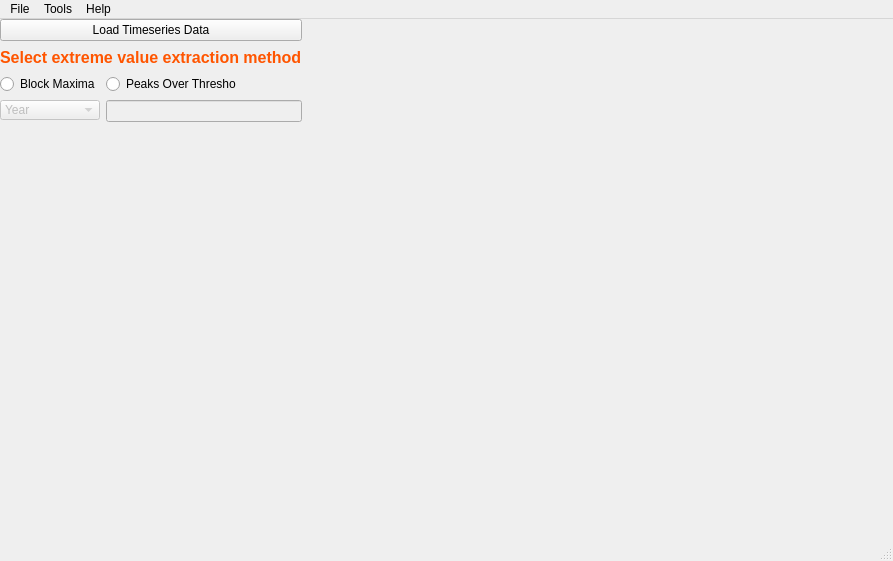
Before: the Qt Designer form QtGUI/draft1.ui in georgebv/PyEVA, drawn with Qt 5.
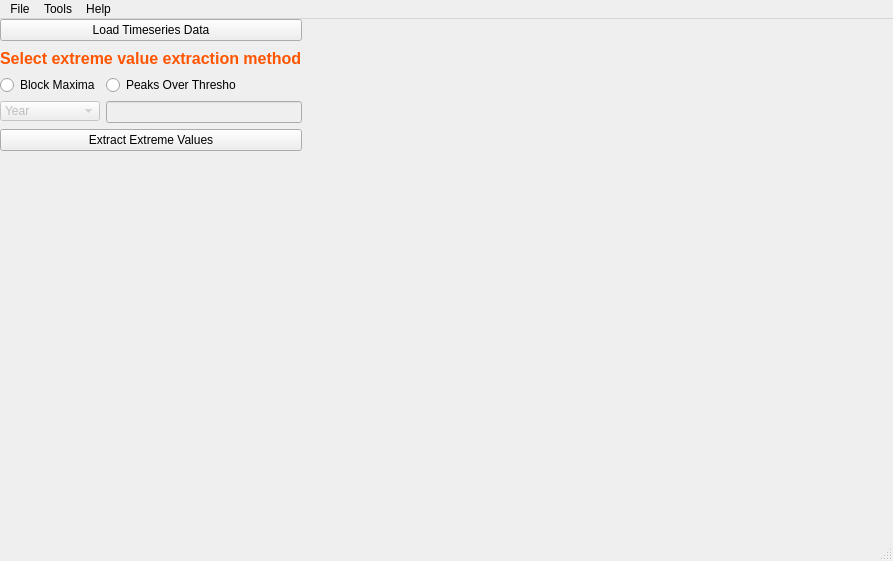
After: the same form once the commit is applied. Icons and pictures are not drawn.

```diff
--- a/QtGUI/draft1.ui
+++ b/QtGUI/draft1.ui
@@ -27,7 +27,7 @@
       <x>0</x>
       <y>0</y>
       <width>302</width>
-      <height>103</height>
+      <height>132</height>
      </rect>
     </property>
     <layout class="QVBoxLayout" name="verticalLayout_3">
@@ -195,6 +195,13 @@
        </item>
       </layout>
      </item>
+     <item>
+      <widget class="QPushButton" name="pushButton_2">
+       <property name="text">
+        <string>Extract Extreme Values</string>
+       </property>
+      </widget>
+     </item>
     </layout>
    </widget>
   </widget>
```
